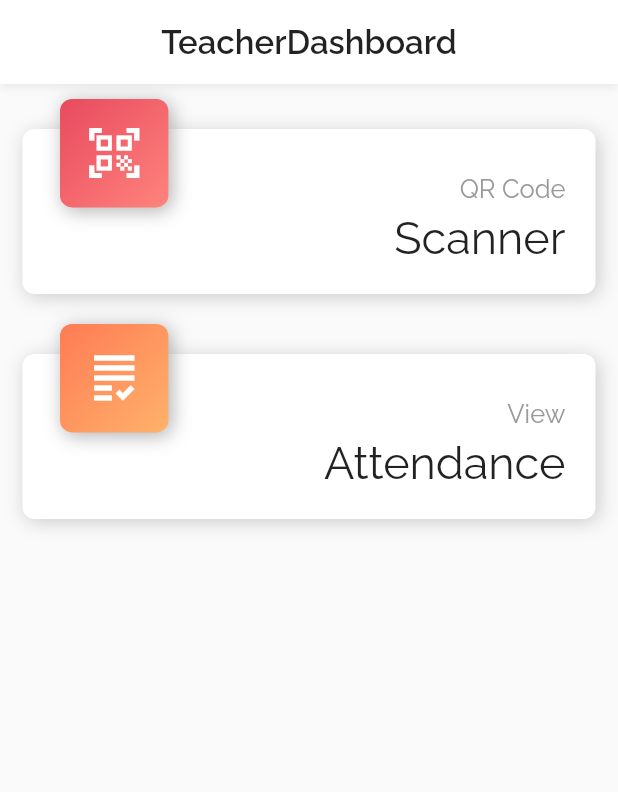
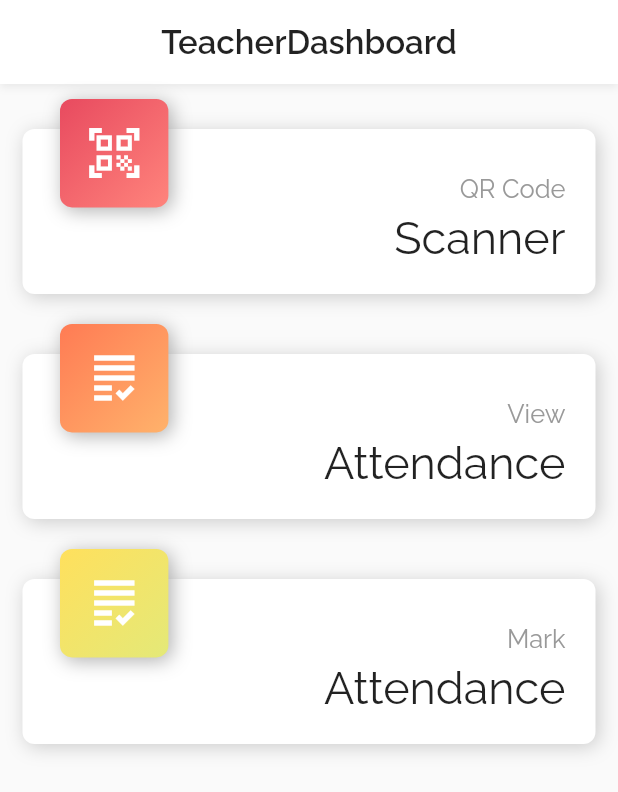
Before and after one commit to aditya9868/AttendancePortal, a Flutter app: the TeacherDashboard screen opened directly, on a phone screen of 412 x 824 dp. Shown: the top 792 px of the screen. Run offline on Flutter 3.47's test engine with Material 2 defaults, Android fonts, the light colour scheme and no system bars; our stand-ins replace cloud_firestore, firebase_auth, firebase_core, permission_handler, shared_preferences, syncfusion_flutter_calendar and 1 more; missing offline and left inert: qr_code_scanner; accounts and stored records are empty.

Commit message:
pull request

```diff
--- a/lib/users/teachers/dashboard/dashboard.dart
+++ b/lib/users/teachers/dashboard/dashboard.dart
@@ -36,6 +36,15 @@ class _TeacherDashboardState extends State<TeacherDashboard> {
             CommonWidgets.push(context, ViewAttendanceStudent());
           },
         ),
+        DashboardCard(
+          subtitle: "Mark",
+          title: "Attendance",
+          colors: AppColor.card3,
+          icon: Icons.grading_outlined,
+          onPressed: () async {
+            CommonWidgets.push(context, ViewAttendanceStudent());
+          },
+        ),
       ],
     );
   }
```
